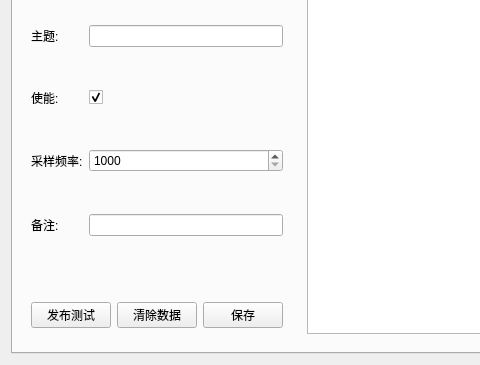
Old version of the form plugins/mqtt_pub/configdialog.ui in the repository kane-zh/MES_control; both pictures show x 0 to 480 and y 259 to 624 of the 809 by 624 pixel window.
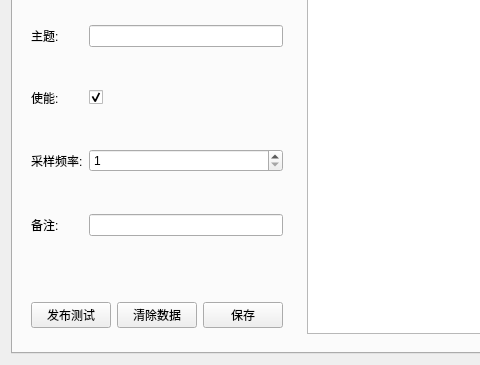
New version of the form. Icons and pictures are not drawn.

Diff of the .ui file:
```diff
--- a/plugins/mqtt_pub/configdialog.ui
+++ b/plugins/mqtt_pub/configdialog.ui
@@ -220,7 +220,7 @@
           <item row="7" column="1">
            <widget class="QSpinBox" name="frequency">
             <property name="minimum">
-             <number>1000</number>
+             <number>1</number>
             </property>
             <property name="maximum">
              <number>999999999</number>
```
Left out of the diff: 6 changed lines with no effect on the pictures.
